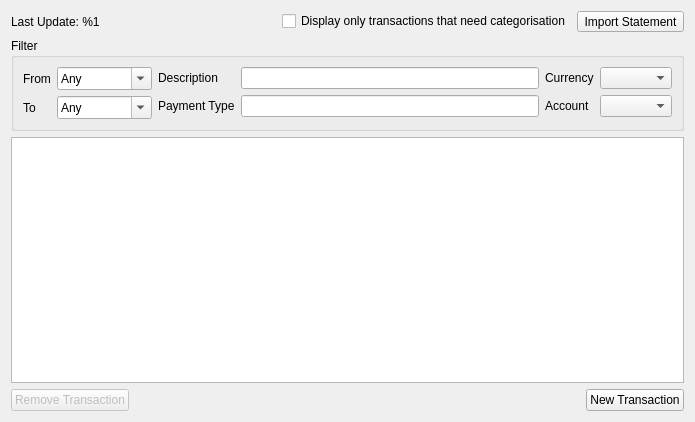
Above: src/transactionstab.ui from VSRonin/BudgetyMcBudgetface before the change. Below: the same form after it.
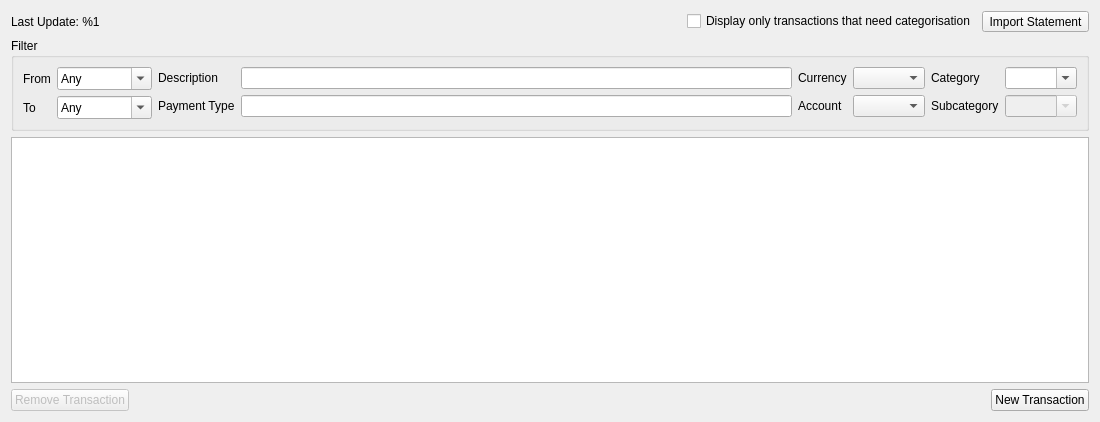
That is the form after the change.

```diff
--- a/src/transactionstab.ui
+++ b/src/transactionstab.ui
@@ -6,7 +6,7 @@
    <rect>
     <x>0</x>
     <y>0</y>
-    <width>695</width>
+    <width>1100</width>
     <height>422</height>
    </rect>
   </property>
@@ -176,6 +176,47 @@
         </item>
        </layout>
       </item>
+      <item>
+       <layout class="QFormLayout" name="formLayout_4">
+        <item row="0" column="0">
+         <widget class="QLabel" name="label_7">
+          <property name="text">
+           <string>Category</string>
+          </property>
+         </widget>
+        </item>
+        <item row="0" column="1">
+         <widget class="QComboBox" name="categoryFilterCombo">
+          <property name="editable">
+           <bool>true</bool>
+          </property>
+          <property name="insertPolicy">
+           <enum>QComboBox::NoInsert</enum>
+          </property>
+         </widget>
+        </item>
+        <item row="1" column="0">
+         <widget class="QLabel" name="label_8">
+          <property name="text">
+           <string>Subcategory</string>
+          </property>
+         </widget>
+        </item>
+        <item row="1" column="1">
+         <widget class="QComboBox" name="subcategoryFilterCombo">
+          <property name="enabled">
+           <bool>false</bool>
+          </property>
+          <property name="editable">
+           <bool>true</bool>
+          </property>
+          <property name="insertPolicy">
+           <enum>QComboBox::NoInsert</enum>
+          </property>
+         </widget>
+        </item>
+       </layout>
+      </item>
      </layout>
     </widget>
    </item>
```
